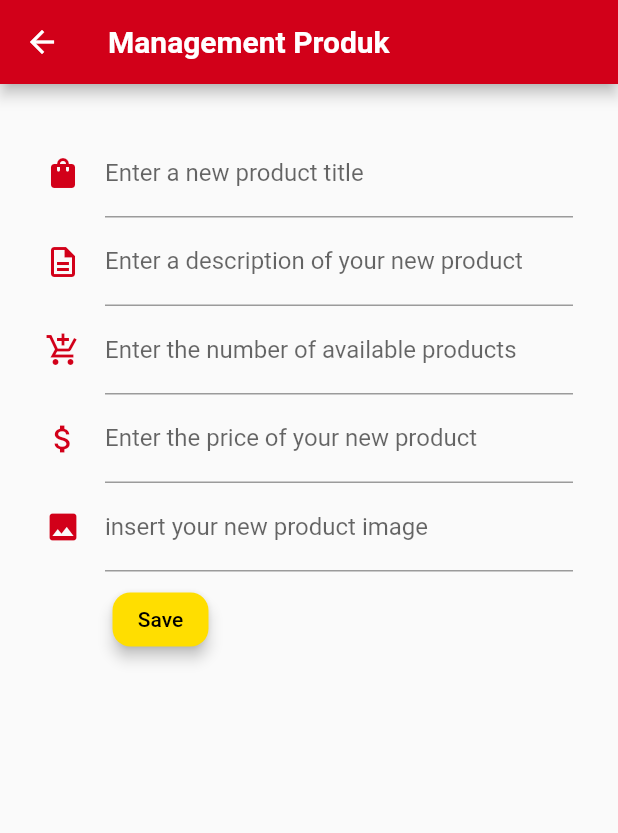
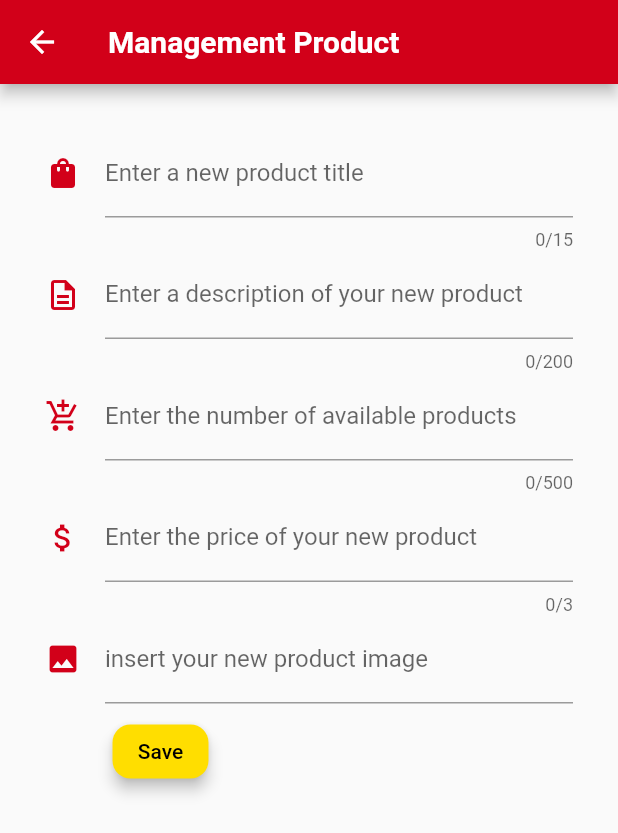
Before and after one commit to glenrioariesto/menu_master, a Flutter app: the SellerManagement screen opened directly, on a phone screen of 412 x 824 dp. Shown: the top 833 px of the screen. Run offline on Flutter 3.47's test engine with Material 2 defaults, Android fonts, the light colour scheme and no system bars; our stand-ins replace firebase_auth, firebase_core, flutter_svg; accounts and stored records are empty.

Commit message:
memperbaiki layout detail produk dan memberikan batasan input pada add produk

```diff
--- a/lib/view/profile/seller/seller_management.dart
+++ b/lib/view/profile/seller/seller_management.dart
@@ -1,4 +1,5 @@
 import 'package:flutter/material.dart';
+import 'package:flutter/services.dart';
 import 'package:menu_master/view/homeseller.dart';
 
 import 'package:provider/provider.dart';
@@ -50,7 +51,7 @@ class _SellerManagementState extends State<SellerManagement> {
       appBar: AppBar(
           backgroundColor: ColorPalette.primaryColor,
           title: const Text(
-            "Management Produk",
+            "Management Product",
             style: TextStyle(fontWeight: FontWeight.bold),
           )),
       body: SingleChildScrollView(
@@ -73,6 +74,8 @@ class _SellerManagementState extends State<SellerManagement> {
                           labelText: 'Enter a new product title',
                           errorStyle:
                               TextStyle(color: ColorPalette.primaryColor)),
+                      maxLength: 15,
+                      maxLengthEnforcement: MaxLengthEnforcement.enforced,
                       validator: (value) {
                         if (value!.isEmpty) {
                           return 'Please enter your new product title';
@@ -82,6 +85,8 @@ class _SellerManagementState extends State<SellerManagement> {
                       onSaved: (value) {},
                     ),
                     TextFormField(
+                      maxLength: 200,
+                      maxLengthEnforcement: MaxLengthEnforcement.enforced,
                       controller: _description,
                       decoration: const InputDecoration(
                           icon: Icon(
@@ -104,6 +109,8 @@ class _SellerManagementState extends State<SellerManagement> {
                           labelText: 'Enter the number of available products',
                           errorStyle:
                               TextStyle(color: ColorPalette.primaryColor)),
+                      maxLength: 500,
+                      maxLengthEnforcement: MaxLengthEnforcement.enforced,
                       validator: (value) {
                         if (value!.isEmpty) {
                           return 'Please enter the number of available products';
@@ -122,6 +129,8 @@ class _SellerManagementState extends State<SellerManagement> {
                         labelText: 'Enter the price of your new product',
                         errorStyle: TextStyle(color: ColorPalette.primaryColor),
                       ),
+                      maxLength: 3,
+                      maxLengthEnforcement: MaxLengthEnforcement.enforced,
                       validator: (value) {
                         if (value!.isEmpty) {
                           return 'Please Enter your new product price';
```
Also changed, not shown: lib/view/product/product_detail.dart (+38 -10 lines), lib/view/profile/seller/displayprofileseller.dart (+5 -3 lines).
